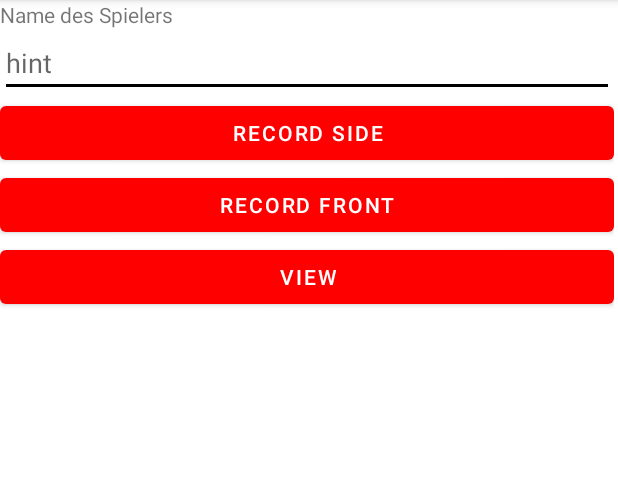
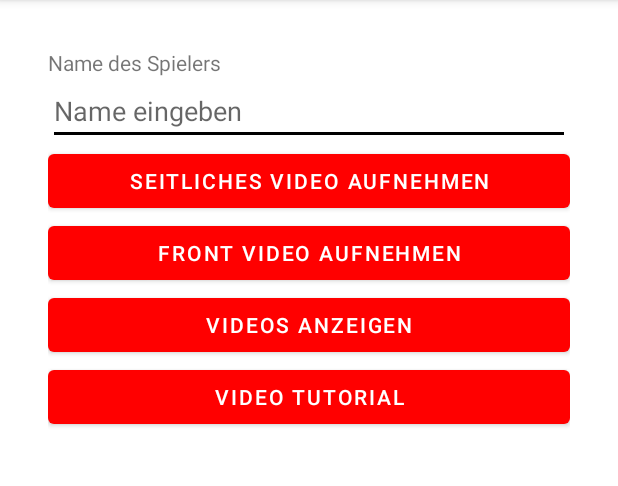
Before and after one commit to Niklas7400/OrthoViewe, an Android app: the MainActivity screen opened directly, with no data from a screen before it, on a phone screen of 412 x 824 dp, the part 84-570 px from its top. Run offline under Robolectric (Android 15) with nearby library versions, the phone set to English and light mode, and no system bars.

Commit message:
Tuoturial und alles auf deutsch

```diff
--- a/app/src/main/res/layout/activity_main.xml
+++ b/app/src/main/res/layout/activity_main.xml
@@ -1,6 +1,4 @@
 <?xml version="1.0" encoding="utf-8"?>
-
-
 <androidx.constraintlayout.widget.ConstraintLayout xmlns:android="http://schemas.android.com/apk/res/android"
     xmlns:app="http://schemas.android.com/apk/res-auto"
     xmlns:tools="http://schemas.android.com/tools"
@@ -9,49 +7,53 @@
     tools:context=".MainActivity">
 
     <LinearLayout
-        android:layout_width="409dp"
-        android:layout_height="729dp"
+        android:layout_width="match_parent"
+        android:layout_height="match_parent"
         android:orientation="vertical"
-        tools:layout_editor_absoluteX="1dp"
-        tools:layout_editor_absoluteY="1dp">
+        android:padding="16dp"
+        android:layout_margin="16dp">
 
         <TextView
             android:id="@+id/labelName"
             android:layout_width="match_parent"
             android:layout_height="wrap_content"
-            android:text="Name des Spielers" />
+            android:text="@string/label_name" />
 
         <com.google.android.material.textfield.TextInputEditText
             android:id="@+id/name"
             android:layout_width="match_parent"
             android:layout_height="wrap_content"
-            android:hint="hint" />
+            android:hint="@string/hint_name" />
 
         <Button
             android:id="@+id/btnRecordSide"
             android:layout_width="match_parent"
             android:layout_height="wrap_content"
-            android:text="Record Side" />
+            android:text="@string/btn_record_side" />
 
         <Button
             android:id="@+id/btnRecordFront"
             android:layout_width="match_parent"
             android:layout_height="wrap_content"
-            android:text="Record Front"/>
-
+            android:text="@string/btn_record_front"/>
 
         <Button
             android:id="@+id/btnViewVideo"
             android:layout_width="match_parent"
             android:layout_height="wrap_content"
-            android:text="View" />
+            android:text="@string/btn_view_video" />
 
-        <com.google.android.material.textfield.TextInputLayout
-            android:id="@+id/name"
+        <Button
+            android:id="@+id/btnVideoTutorial"
             android:layout_width="match_parent"
-            android:layout_height="match_parent">
+            android:layout_height="wrap_content"
+            android:text="@string/btn_video_tutorial" />
 
-        </com.google.android.material.textfield.TextInputLayout>
+        <VideoView
+            android:id="@+id/videoView"
+            android:layout_width="match_parent"
+            android:layout_height="wrap_content"
+            android:visibility="gone" />
+
     </LinearLayout>
-
 </androidx.constraintlayout.widget.ConstraintLayout>
--- a/app/src/main/res/layout/activity_start.xml
+++ b/app/src/main/res/layout/activity_start.xml
@@ -21,7 +21,7 @@
         android:layout_width="match_parent"
         android:layout_height="75dp"
         android:layout_marginTop="25dp"
-        android:text="Open Storage"
+        android:text="Speicher öffner"
         app:layout_constraintStart_toStartOf="parent"
         app:layout_constraintTop_toBottomOf="@id/btnOpenApp" />
 
--- a/app/src/main/res/values/strings.xml
+++ b/app/src/main/res/values/strings.xml
@@ -1,3 +1,24 @@
 <resources>
     <string name="app_name">OrthoViewe</string>
+    <string name="label_name">Name des Spielers</string>
+    <string name="hint_name">Name eingeben</string>
+    <string name="btn_record_side">Seitliches Video aufnehmen</string>
+    <string name="btn_record_front">Front Video aufnehmen</string>
+    <string name="btn_view_video">Videos anzeigen</string>
+    <string name="btn_video_tutorial">Video Tutorial</string>
+    <string name="enter_folder_name">Bitte einen Ordnernamen eingeben</string>
+    <string name="error_creating_video">Fehler beim Erstellen der Videodatei</string>
+    <string name="permission_denied">Berechtigung verweigert!</string>
+    <string name="select_folder">Ordner auswählen, um Videos anzuzeigen</string>
+    <string name="no_folders_found">Keine Ordner gefunden!</string>
+    <string name="delete_folder">Ordner löschen</string>
+    <string name="delete_folder_message">Sind Sie sicher, dass Sie diesen Ordner und alle seine Inhalte löschen möchten?</string>
+    <string name="folder_deleted">Ordner gelöscht</string>
+    <string name="folder_delete_failed">Fehler beim Löschen des Ordners</string>
+    <string name="select_video">Video auswählen, um es anzusehen oder zu löschen</string>
+    <string name="delete_video">Video löschen</string>
+    <string name="delete_video_message">Sind Sie sicher, dass Sie dieses Video löschen möchten?</string>
+    <string name="video_deleted">Video gelöscht</string>
+    <string name="video_delete_failed">Fehler beim Löschen des Videos</string>
+    <string name="no_videos_found">Keine Videos in diesem Ordner gefunden!</string>
 </resources>
```
Also changed, not shown: app/src/main/java/com/example/orthoviewe/MainActivity.java (+35 -23 lines).
